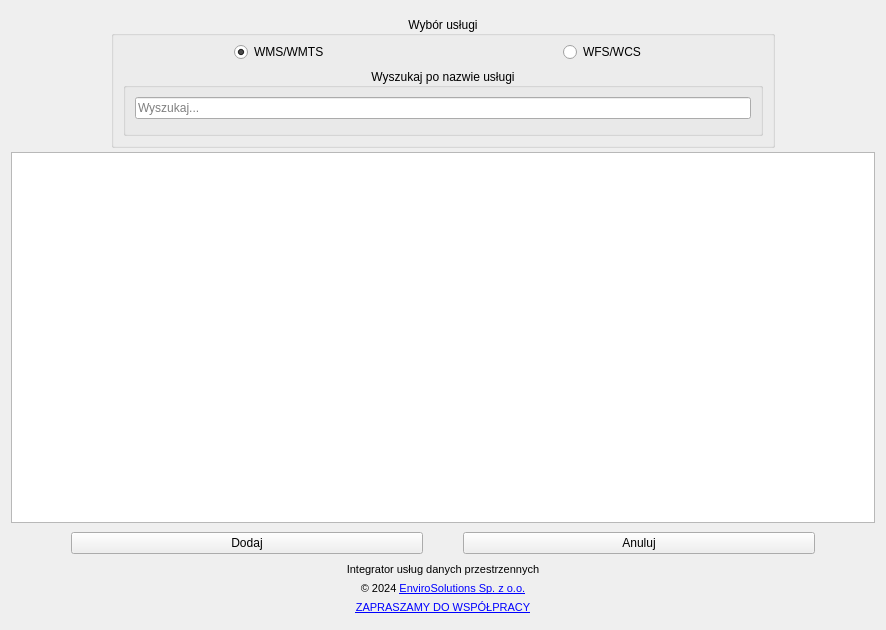
Above: integrator_uslug_danych_przestrzennych_dialog_base.ui from envirosolutionspl/integrator_uslug_danych_przestrzennych before the change. Below: the same form after it.
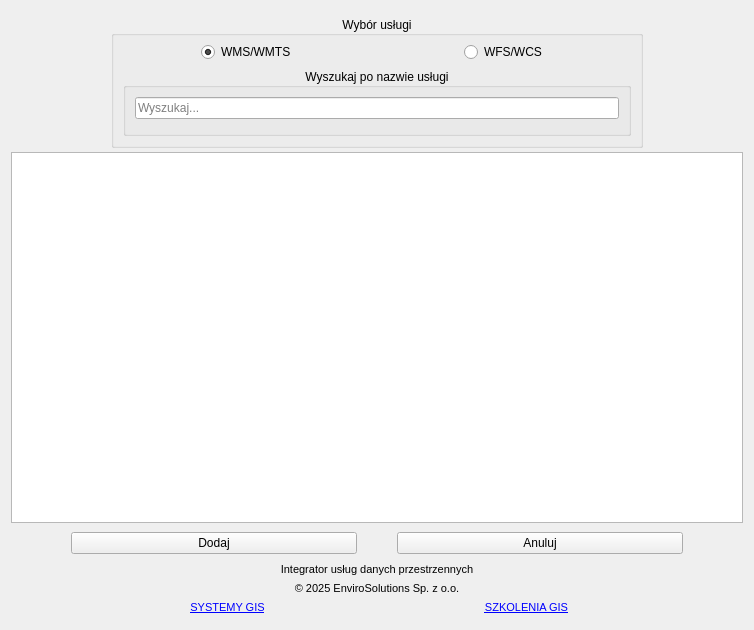
That is the form after the change. Icons and pictures are not drawn.

```diff
--- a/integrator_uslug_danych_przestrzennych_dialog_base.ui
+++ b/integrator_uslug_danych_przestrzennych_dialog_base.ui
@@ -6,7 +6,7 @@
    <rect>
     <x>0</x>
     <y>0</y>
-    <width>886</width>
+    <width>754</width>
     <height>630</height>
    </rect>
   </property>
@@ -183,30 +183,6 @@
        <property name="spacing">
         <number>6</number>
        </property>
-       <item row="1" column="0">
-        <widget class="QLabel" name="lbl_copyrights_3">
-         <property name="font">
-          <font>
-           <pointsize>8</pointsize>
-          </font>
-         </property>
-         <property name="text">
-          <string>&lt;html&gt;&lt;head/&gt;&lt;body&gt;&lt;p&gt;© 2024 &lt;a href=&quot;http://www.envirosolutions.pl/&quot;&gt;&lt;span style=&quot; text-decoration: underline; color:#0000ff;&quot;&gt;EnviroSolutions Sp. z o.o.&lt;/span&gt;&lt;/a&gt;&lt;/p&gt;&lt;/body&gt;&lt;/html&gt;</string>
-         </property>
-         <property name="textFormat">
-          <enum>Qt::RichText</enum>
-         </property>
-         <property name="alignment">
-          <set>Qt::AlignCenter</set>
-         </property>
-         <property name="openExternalLinks">
-          <bool>true</bool>
-         </property>
-         <property name="textInteractionFlags">
-          <set>Qt::TextBrowserInteraction</set>
-         </property>
-        </widget>
-       </item>
        <item row="2" column="0">
         <widget class="QLabel" name="lbl_email_3">
          <property name="font">
@@ -215,7 +191,55 @@
           </font>
          </property>
          <property name="text">
-          <string>&lt;html&gt;&lt;head/&gt;&lt;body&gt;&lt;p&gt;&lt;a href=&quot;mailto:office@envirosolutions.pl&quot;&gt;&lt;span style=&quot; text-decoration: underline; color:#0000ff;&quot;&gt;ZAPRASZAMY DO WSPÓŁPRACY&lt;/span&gt;&lt;/a&gt;&lt;/p&gt;&lt;/body&gt;&lt;/html&gt;</string>
+          <string>&lt;html&gt;&lt;head/&gt;&lt;body&gt;&lt;p&gt;&lt;a href=&quot;https://envirosolutions.pl/systemy-opensource-gis/&quot;&gt;&lt;span style=&quot; text-decoration: underline; color:#0000ff;&quot;&gt;SYSTEMY GIS&lt;/span&gt;&lt;/a&gt;&lt;/p&gt;&lt;/body&gt;&lt;/html&gt;</string>
+         </property>
+         <property name="textFormat">
+          <enum>Qt::MarkdownText</enum>
+         </property>
+         <property name="alignment">
+          <set>Qt::AlignCenter</set>
+         </property>
+         <property name="openExternalLinks">
+          <bool>true</bool>
+         </property>
+         <property name="textInteractionFlags">
+          <set>Qt::TextBrowserInteraction</set>
+         </property>
+        </widget>
+       </item>
+       <item row="2" column="1">
+        <widget class="QLabel" name="label">
+         <property name="font">
+          <font>
+           <pointsize>8</pointsize>
+          </font>
+         </property>
+         <property name="text">
+          <string>&lt;html&gt;&lt;head/&gt;&lt;body&gt;&lt;p&gt;&lt;a href=&quot;https://envirosolutions.pl/oferta-szkoleniowa/&quot;&gt;&lt;span style=&quot; text-decoration: underline; color:#0000ff;&quot;&gt;SZKOLENIA GIS&lt;/span&gt;&lt;/a&gt;&lt;/p&gt;&lt;/body&gt;&lt;/html&gt;</string>
+         </property>
+         <property name="textFormat">
+          <enum>Qt::MarkdownText</enum>
+         </property>
+         <property name="alignment">
+          <set>Qt::AlignCenter</set>
+         </property>
+         <property name="openExternalLinks">
+          <bool>true</bool>
+         </property>
+         <property name="textInteractionFlags">
+          <set>Qt::TextBrowserInteraction</set>
+         </property>
+        </widget>
+       </item>
+       <item row="1" column="0" colspan="2">
+        <widget class="QLabel" name="lbl_copyrights_3">
+         <property name="font">
+          <font>
+           <pointsize>8</pointsize>
+          </font>
+         </property>
+         <property name="text">
+          <string>&lt;html&gt;&lt;head/&gt;&lt;body&gt;&lt;p&gt;© 2025 EnviroSolutions Sp. z o.o.&lt;/p&gt;&lt;/body&gt;&lt;/html&gt;</string>
          </property>
          <property name="textFormat">
           <enum>Qt::RichText</enum>
@@ -231,7 +255,7 @@
          </property>
         </widget>
        </item>
-       <item row="0" column="0">
+       <item row="0" column="0" colspan="2">
         <widget class="QLabel" name="lbl_pluginVersion">
          <property name="font">
           <font>
```
Left out of the diff: 2 changed lines with no effect on the pictures.
